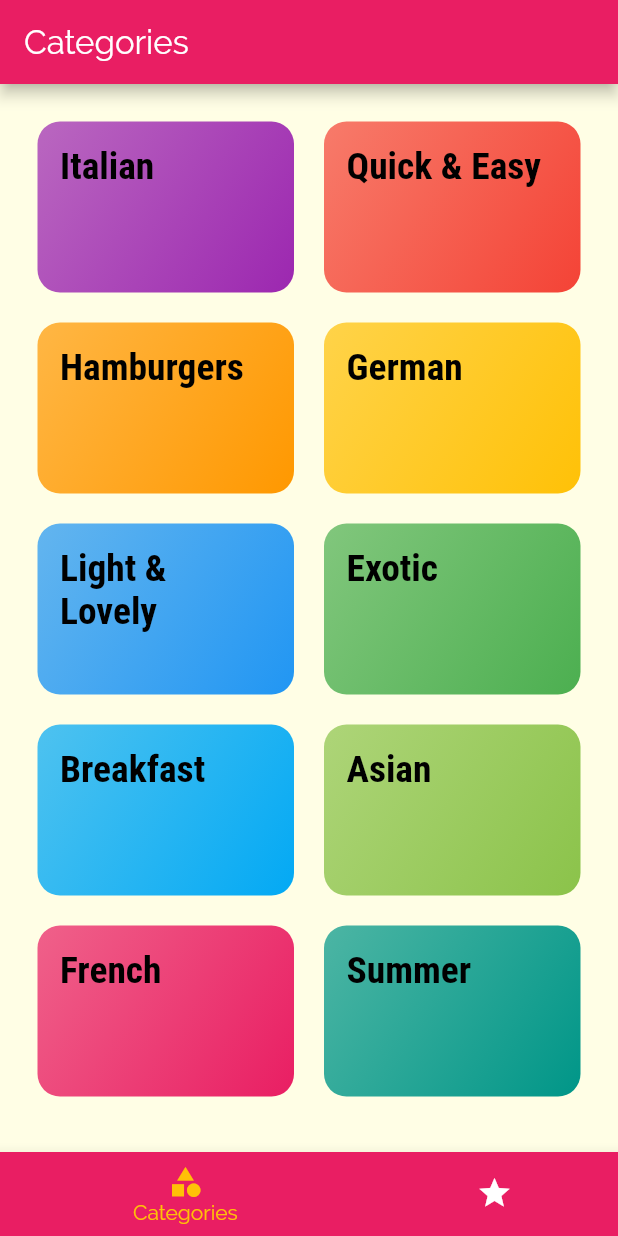
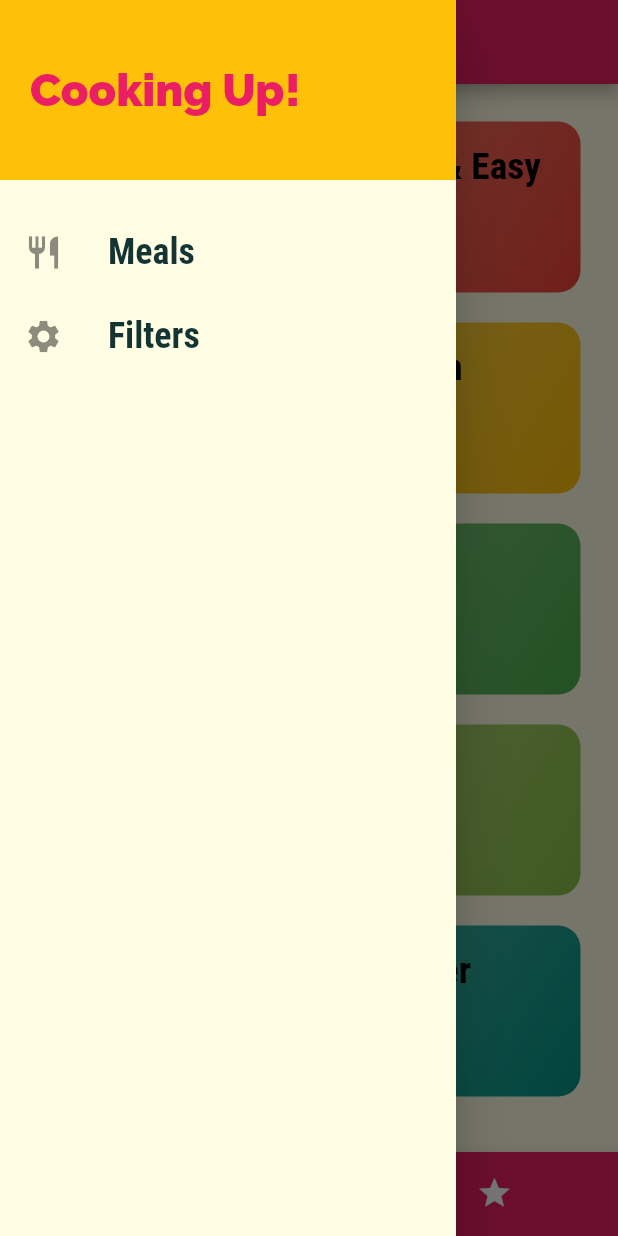
Before and after one commit to NotSoYeezy/Flutter-MealsApp, a Flutter app: the screen it shows after launch, with the side drawer open (before the commit the screen has no drawer), on a phone screen of 412 x 824 dp. Run offline on Flutter 3.47's test engine with Material 2 defaults, Android fonts, the phone set to English and light mode, and no system bars.

Commit message:
Finishing the project

```diff
--- a/lib/main.dart
+++ b/lib/main.dart
@@ -1,15 +1,73 @@
 import 'package:flutter/material.dart';
 import 'package:meals_app/screens/tabs_screen.dart';
 
+import 'dummy-data.dart';
+import 'models/meal.dart';
 import 'screens/category_meals_screen.dart';
 import 'screens/meal_detail_screen.dart';
 import 'screens/categories_screen.dart';
 import 'screens/tabs_screen.dart';
+import 'screens/filters_screen.dart';
 
 void main() => runApp(const MyApp());
 
-class MyApp extends StatelessWidget {
+class MyApp extends StatefulWidget {
   const MyApp({Key? key}) : super(key: key);
+
+  @override
+  State<MyApp> createState() => _MyAppState();
+}
+
+class _MyAppState extends State<MyApp> {
+  Map<String, bool> _filters = {
+    'gluten': false,
+    'lactose': false,
+    'vegan': false,
+    'vegetarian': false,
+  };
+
+  List<Meal> _availableMeals = dummyMeals;
+  final List<Meal> _favoritedMeals = [];
+
+  void _setFilters(Map<String, bool> filterDAta) {
+    setState(() {
+      _filters = filterDAta;
+
+      _availableMeals = dummyMeals.where((meal) {
+        if (_filters['gluten'] == true && !meal.isGlutenFree) {
+          return false;
+        }
+        if (_filters['lactose'] == true && !meal.isLactoseFree) {
+          return false;
+        }
+        if (_filters['vegan'] == true && !meal.isVegan) {
+          return false;
+        }
+        if (_filters['vegetarian'] == true && !meal.isVegetarian) {
+          return false;
+        }
+        return true;
+      }).toList();
+    });
+  }
+
+  void _toggleFavorite(String mealId) {
+    final existingIndex =
+        _favoritedMeals.indexWhere((meal) => meal.id == mealId);
+    if (existingIndex >= 0) {
+      setState(() {
+        _favoritedMeals.removeAt(existingIndex);
+      });
+    } else {
+      setState(() {
+        _favoritedMeals.add(dummyMeals.firstWhere((meal) => meal.id == mealId));
+      });
+    }
+  }
+
+  bool _isMealFavorite(String mealId) {
+    return _favoritedMeals.any((meal) => meal.id == mealId);
+  }
 
   @override
   Widget build(BuildContext context) {
@@ -44,11 +102,22 @@ class MyApp extends StatelessWidget {
               ),
             ),
       ),
-      home: const TabsScreen(),
+      home: TabsScreen(
+        favoriteMeals: _favoritedMeals,
+      ),
       initialRoute: "/",
       routes: {
-        CategoryMealsScreen.routeName: (ctx) => const CategoryMealsScreen(),
-        MealDetailScreen.routeName: (ctx) => const MealDetailScreen(),
+        CategoryMealsScreen.routeName: (ctx) => CategoryMealsScreen(
+              availableMeals: _availableMeals,
+            ),
+        MealDetailScreen.routeName: (ctx) => MealDetailScreen(
+              toggleFavorite: _toggleFavorite,
+              isFavorite: _isMealFavorite,
+            ),
+        FiltersScreen.routeName: (ctx) => FiltersScreen(
+              saveFilters: _setFilters,
+              currentFilters: _filters,
+            ),
       },
       // onGenerateRoute: (settings) {
       //   print(settings.arguments);
--- a/lib/screens/tabs_screen.dart
+++ b/lib/screens/tabs_screen.dart
@@ -1,22 +1,37 @@
 import 'package:flutter/material.dart';
 
+import '../models/meal.dart';
 import './categories_screen.dart';
 import './favorites_screen.dart';
+import '../widgets/main_drawer.dart';
 
 class TabsScreen extends StatefulWidget {
-  const TabsScreen({Key? key}) : super(key: key);
+  final List<Meal> favoriteMeals;
+
+  const TabsScreen({
+    Key? key,
+    required this.favoriteMeals,
+  }) : super(key: key);
 
   @override
   State<TabsScreen> createState() => _TabsScreenState();
 }
 
 class _TabsScreenState extends State<TabsScreen> {
-  final List<Map> _pages = [
-    {'page': const CategoriesScreen(), 'title': "Categories"},
-    {'page': const FavoritesScreen(), 'title': 'Favorites'}
-  ];
+  late List<Map> _pages;
+  int _selectedPageIndex = 0;
 
-  int _selectedPageIndex = 0;
+  @override
+  void initState() {
+    super.initState();
+    _pages = [
+      {'page': const CategoriesScreen(), 'title': "Categories"},
+      {
+        'page': FavoritesScreen(favoriteMeals: widget.favoriteMeals),
+        'title': 'Favorites'
+      }
+    ];
+  }
 
   void _selectPage(int index) {
     setState(() {
@@ -30,6 +45,7 @@ class _TabsScreenState extends State<TabsScreen> {
       appBar: AppBar(
         title: Text(_pages[_selectedPageIndex]['title']),
       ),
+      drawer: const MainDrawer(),
       body: _pages[_selectedPageIndex]['page'],
       bottomNavigationBar: BottomNavigationBar(
         onTap: _selectPage,
--- /dev/null
+++ b/lib/widgets/main_drawer.dart
@@ -0,0 +1,56 @@
+import 'package:flutter/material.dart';
+
+import '../screens/filters_screen.dart';
+
+class MainDrawer extends StatelessWidget {
+  const MainDrawer({Key? key}) : super(key: key);
+
+  Widget buildListTile(String title, IconData icon, VoidCallback tapHandler) {
+    return ListTile(
+        leading: Icon(
+          icon,
+          size: 26,
+        ),
+        title: Text(
+          title,
+          style: const TextStyle(
+              fontFamily: 'RobotoCondensed',
+              fontSize: 24,
+              fontWeight: FontWeight.bold),
+        ),
+        onTap: tapHandler);
+  }
+
+  @override
+  Widget build(BuildContext context) {
+    return Drawer(
+      child: Column(
+        children: [
+          Container(
+            height: 120,
+            width: double.infinity,
+            padding: const EdgeInsets.all(20),
+            alignment: Alignment.centerLeft,
+            color: Theme.of(context).colorScheme.secondary,
+            child: Text(
+              "Cooking Up!",
+              style: TextStyle(
+                  fontWeight: FontWeight.w900,
+                  fontSize: 30,
+                  color: Theme.of(context).colorScheme.primary),
+            ),
+          ),
+          const SizedBox(
+            height: 20,
+          ),
+          buildListTile("Meals", Icons.restaurant, () {
+            Navigator.of(context).pushReplacementNamed('/');
+          }),
+          buildListTile("Filters", Icons.settings, () {
+            Navigator.of(context).pushReplacementNamed(FiltersScreen.routeName);
+          })
+        ],
+      ),
+    );
+  }
+}
```
Also changed, not shown: lib/screens/category_meals_screen.dart (+39 -17 lines), lib/screens/favorites_screen.dart (+27 -4 lines), lib/screens/filters_screen.dart (added, +115 -0 lines), lib/screens/meal_detail_screen.dart (+18 -4 lines), lib/widgets/meal_item.dart (+8 -2 lines).
